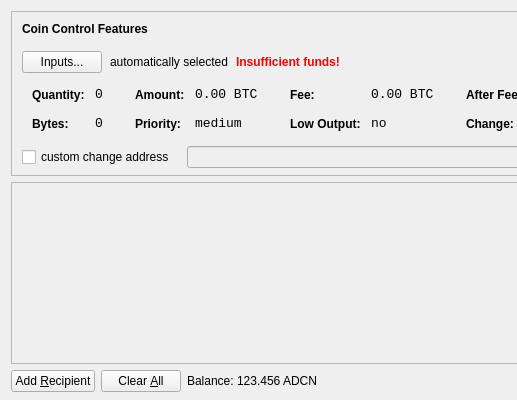
sansicoin/educoin_v2, file src/qt/forms/sendcoinsdialog.ui: the form before one commit; both pictures show x 0 to 517 and y 0 to 400 of the 850 by 400 pixel window.
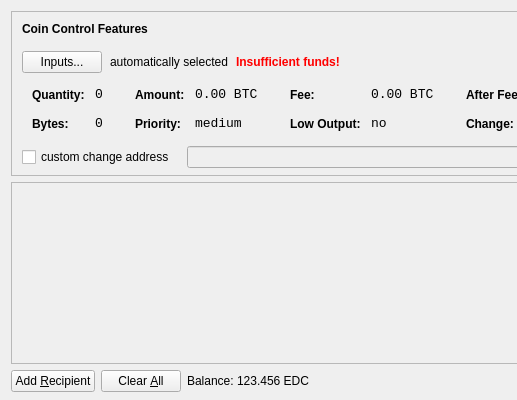
The form after the commit. Icons and pictures are not drawn.

Patch:
```diff
--- a/src/qt/forms/sendcoinsdialog.ui
+++ b/src/qt/forms/sendcoinsdialog.ui
@@ -720,7 +720,7 @@
           <cursorShape>IBeamCursor</cursorShape>
          </property>
          <property name="text">
-          <string>123.456 ADCN</string>
+          <string>123.456 EDC</string>
          </property>
          <property name="textInteractionFlags">
           <set>Qt::LinksAccessibleByMouse|Qt::TextSelectableByKeyboard|Qt::TextSelectableByMouse</set>
```
